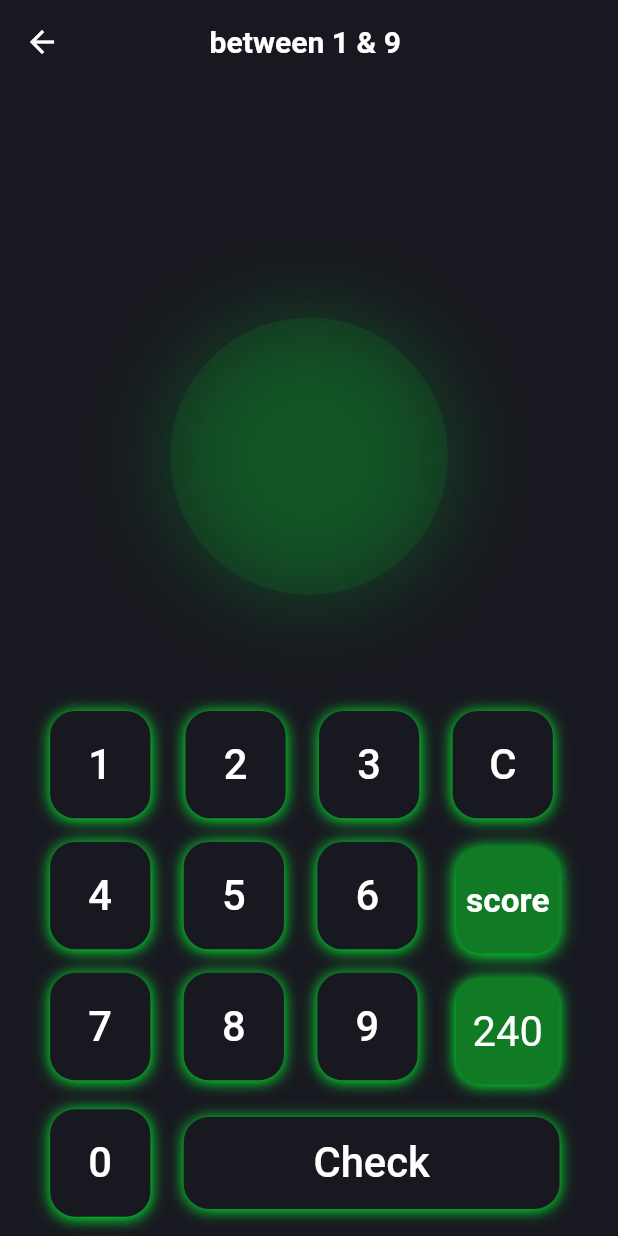
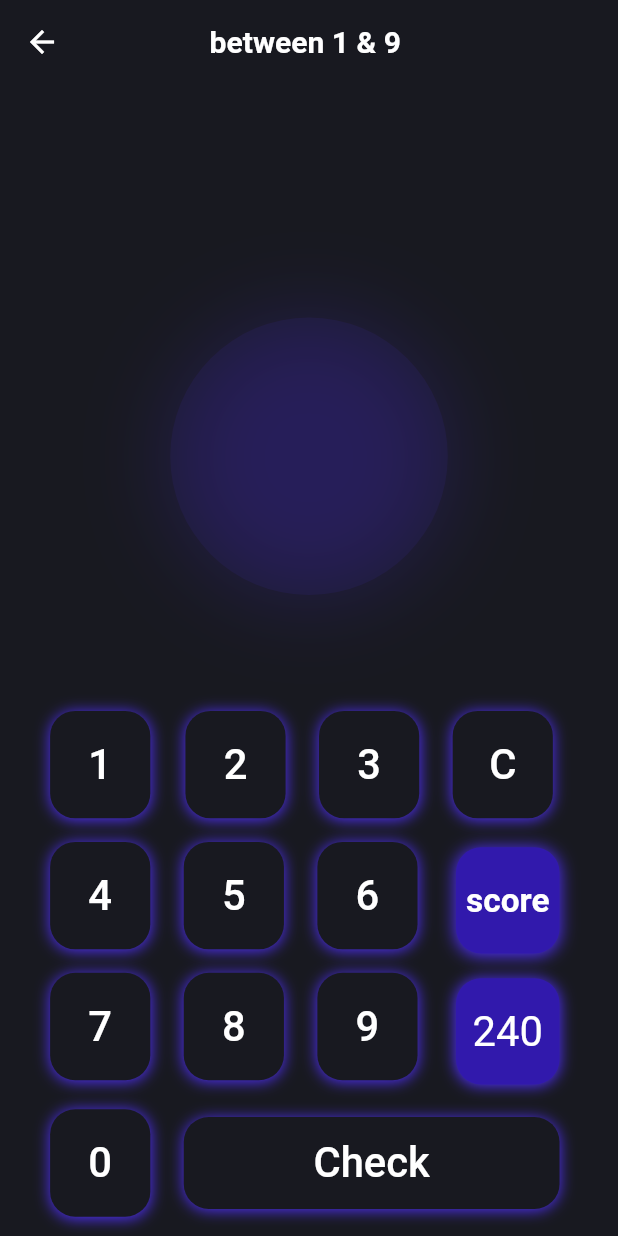
Before and after one commit to amirziyacode/Guess_number, a Flutter app: the Esplay screen opened directly, on a phone screen of 412 x 824 dp. Run offline on Flutter 3.47's test engine with Material 2 defaults, Android fonts, the phone set to English and light mode, and no system bars; our stand-ins replace animated_splash_screen, flutter_screenutil, simple_animations, supercharged.

Commit message:
update 10/30/2021/

```diff
--- a/lib/levels/esay.dart
+++ b/lib/levels/esay.dart
@@ -40,7 +40,7 @@ class _EsplayState extends State<Esplay> {
               borderRadius: BorderRadius.circular(15.0.r),
               boxShadow: const [
                 BoxShadow(
-                  color: Color(0xFF00FF30),
+                  color: Color(0xFF4F2FF8),
                   blurRadius: 8.0,
                   offset: Offset(0, 1),
                 )
@@ -93,10 +93,10 @@ class _EsplayState extends State<Esplay> {
                 height: 185.0,
                 decoration: BoxDecoration(
                     borderRadius: BorderRadius.circular(100.0),
-                    color: const Color(0xFF00FF30).withAlpha(20),
+                    color: const Color(0xFF4F2FF8).withAlpha(20),
                     boxShadow: [
                       BoxShadow(
-                        color: const Color(0xFF00FF32).withOpacity(0.2),
+                        color: const Color(0xFF4F2FF8).withOpacity(0.2),
                         blurRadius: 50.0,
                         offset: const Offset(0, 1),
                       )
@@ -141,10 +141,10 @@ class _EsplayState extends State<Esplay> {
                     height: 55.0.h,
                     decoration: BoxDecoration(
                         borderRadius: BorderRadius.circular(15.0.r),
-                        color: const Color(0xFF117A25),
+                        color: const Color(0xFF3119AC),
                         boxShadow: [
                           BoxShadow(
-                            color: const Color(0xFF00FF30),
+                            color: const Color(0xFF4F2FF8),
                             blurRadius: 8.0.r,
                             offset: const Offset(0, 1),
                           )
@@ -171,10 +171,10 @@ class _EsplayState extends State<Esplay> {
                     margin: EdgeInsets.only(bottom: 10.h,left: 23.0.w),
                     decoration: BoxDecoration(
                         borderRadius: BorderRadius.circular(15.0.r),
-                        color: const Color(0xFF117A25),
+                        color: const Color(0xFF3119AC),
                         boxShadow: const[
                           BoxShadow(
-                            color: Color(0xFF00FF30),
+                            color: Color(0xFF4F2FF8),
                             blurRadius: 8.0,
                             offset: Offset(0, 1),
                           )
@@ -197,7 +197,7 @@ class _EsplayState extends State<Esplay> {
                         color: const Color(0xFF181920),
                         boxShadow: const [
                           BoxShadow(
-                            color: Color(0xFF00FF30),
+                            color: Color(0xFF4F2FF8),
                             blurRadius: 8.0,
                             offset: Offset(0, 1),
                           )
```
Also changed, not shown: lib/levels/hard.dart (+8 -8 lines), lib/levels/normal.dart (+8 -8 lines).
